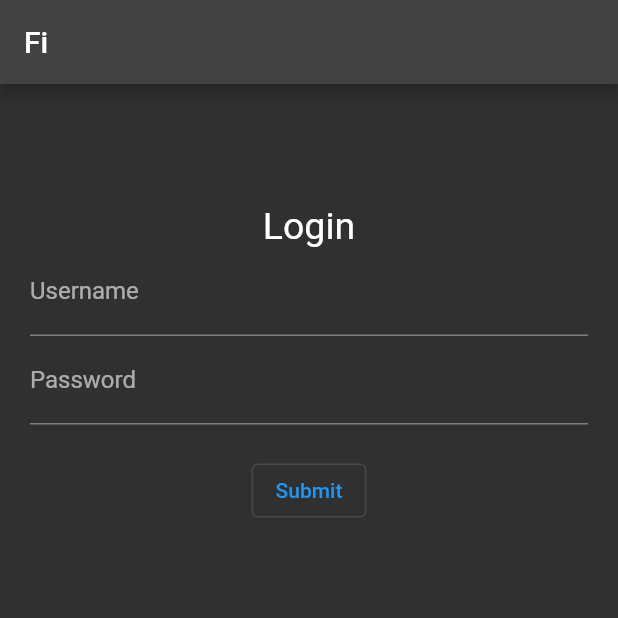
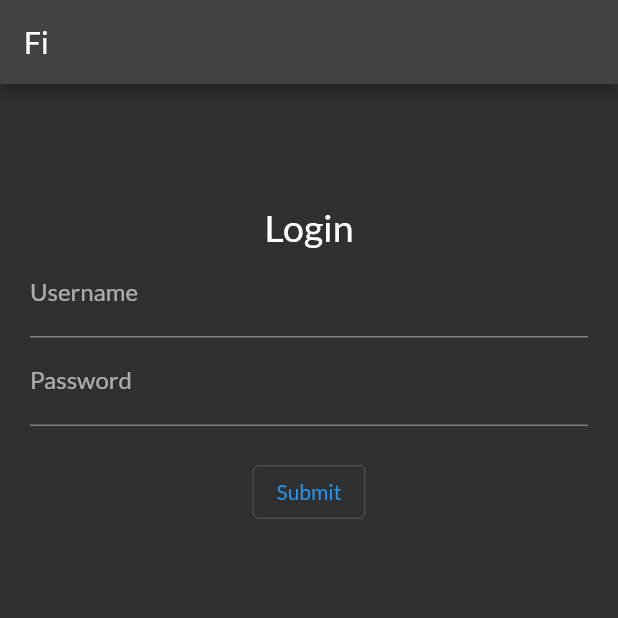
Before and after one commit to matthewnitschke/fi, a Flutter app: the screen it shows after launch, on a phone screen of 412 x 824 dp, the top half of it. Run offline on Flutter 3.47's test engine with Material 2 defaults, Android fonts, the phone set to English and light mode, and no system bars; our stand-ins replace badges, built_collection, built_value, flutter_form_builder, flutter_redux, flutter_slidable and 3 more; missing offline and left inert: group_list_view; network calls fail.

Commit message:
fixed font issue

```diff
--- a/lib/main.dart
+++ b/lib/main.dart
@@ -45,12 +45,11 @@ class MyApp extends StatelessWidget {
       store: store,
       child: MaterialApp(
         title: 'Fi',
-        theme: ThemeData(
-          textTheme: GoogleFonts.robotoTextTheme(),
-          primarySwatch: Colors.blue,
-        ),
         darkTheme: ThemeData(
-          brightness: Brightness.dark
+          brightness: Brightness.dark,
+          textTheme: GoogleFonts.latoTextTheme(
+            ThemeData(brightness: Brightness.dark).textTheme
+          ),
         ),
         themeMode: ThemeMode.dark,
         home: const LoginPage(),
```
